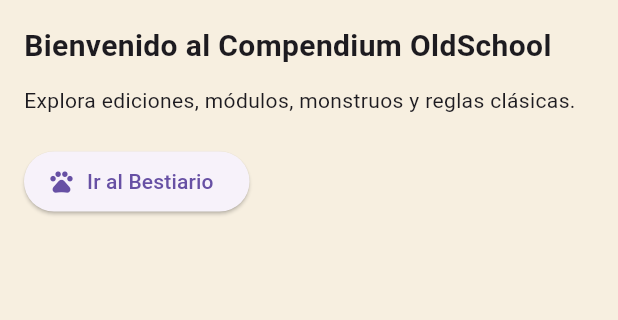
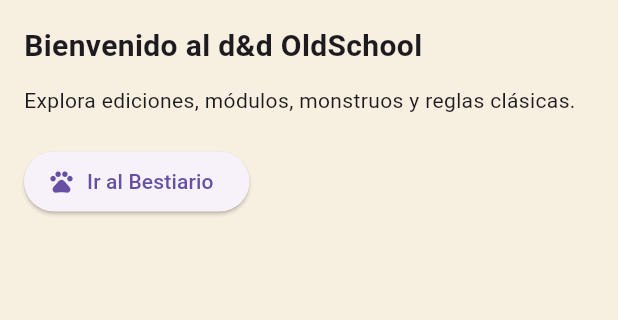
Before and after one commit to ChaosValravn25/DandD_OldSchool, a Flutter app: the screen it shows after launch, on a phone screen of 412 x 824 dp, the part 84-404 px from its top. Run offline on Flutter 3.47's test engine with Material 3 defaults, Android fonts, the light colour scheme and no system bars.

Commit message:
implementar imágenes de ejemplo y actualización de ventanas

```diff
--- a/dnd_oldschool/lib/app_router.dart
+++ b/dnd_oldschool/lib/app_router.dart
@@ -5,7 +5,7 @@
 import 'pages/monsters_list_page.dart';
 import 'pages/monster_detail_page.dart';
 
-
+// Define las rutas de la aplicación
 class AppRouter {
 static const String splash = '/';
 static const String home = '/home';
@@ -13,7 +13,7 @@
 static const String monsters = '/monsters';
 static const String monsterDetail = '/monster_detail';
 
-
+// Genera las rutas basadas en el nombre
 static Route<dynamic> generateRoute(RouteSettings settings) {
     switch (settings.name) {
       case splash:
@@ -25,7 +25,7 @@
       case monsters:
     return MaterialPageRoute(builder: (_) => const MonstersListPage());
       case monsterDetail:
-    final args = settings.arguments as Map<String, dynamic>?;
+    final args = settings.arguments as Map<String, dynamic>?;// Cast de los argumentos
         return MaterialPageRoute(
         builder: (_) => MonsterDetailPage(id: args?['id'], monsterName: args?['name']),
         );
--- a/dnd_oldschool/lib/main.dart
+++ b/dnd_oldschool/lib/main.dart
@@ -1,7 +1,7 @@
 import 'package:flutter/material.dart';
 import 'app_router.dart';
 
-
+// Punto de entrada principal de la aplicación
 void main() {
 runApp(const MyApp());
 }
@@ -25,7 +25,7 @@ backgroundColor: Colors.brown,
 ),
 ),
 initialRoute: AppRouter.splash,
-onGenerateRoute: AppRouter.generateRoute,
+onGenerateRoute: AppRouter.generateRoute,// Maneja la generación de rutas
 );
 }
 }
--- a/dnd_oldschool/lib/models/monster.dart
+++ b/dnd_oldschool/lib/models/monster.dart
@@ -4,9 +4,9 @@ final String name;
 final String edition;
 final String description;
 final int hp;
+final String imagePath;
 
-
-Monster({required this.id, required this.name, required this.edition, required this.description, required this.hp});
+Monster({required this.id, required this.name, required this.edition, required this.description, required this.hp, required this.imagePath,});
 
 
 // Ejemplo estático para prototipo
@@ -17,6 +17,7 @@ name: 'Giant Rat',
 edition: 'OD&D',
 description: 'Rata gigante, común en mazmorras antiguas. Hostil y voraz.',
 hp: 4,
+ imagePath: 'assets/images/Rat.png',
 ),
 Monster(
 id: 'm2',
@@ -24,6 +25,7 @@ name: 'Skeleton',
 edition: 'AD&D 1e',
 description: 'Esqueleto reanimado. Vulnerable a daño contundente.',
 hp: 8,
+imagePath: 'assets/images/Skeleton1e.png',
 ),
 ];
 }
--- a/dnd_oldschool/lib/pages/editions_page.dart
+++ b/dnd_oldschool/lib/pages/editions_page.dart
@@ -1,6 +1,6 @@
 import 'package:flutter/material.dart';
 
-
+// EditionsPage: muestra una lista de ediciones antiguas de D&D
 class EditionsPage extends StatelessWidget {
 const EditionsPage({super.key});
 
--- a/dnd_oldschool/lib/pages/home_page.dart
+++ b/dnd_oldschool/lib/pages/home_page.dart
@@ -1,7 +1,7 @@
 import 'package:flutter/material.dart';
 import '../app_router.dart';
 
-
+// HomePage: pantalla principal con menú de navegación
 class HomePage extends StatelessWidget {
 const HomePage({super.key});
 
@@ -16,21 +16,21 @@ padding: EdgeInsets.zero,
 children: [
 const DrawerHeader(
 decoration: BoxDecoration(color: Colors.brown),
-child: Text('Menú', style: TextStyle(color: Colors.white, fontSize: 20)),
+child: Text('Menú', style: TextStyle(color: Colors.white, fontSize: 20)),// Header del drawer
 ),
 ListTile(
 leading: const Icon(Icons.book),
-title: const Text('Ediciones'),
+title: const Text('Ediciones'),// Navega a la página de ediciones
 onTap: () => Navigator.of(context).pushNamed(AppRouter.editions),
 ),
 ListTile(
 leading: const Icon(Icons.pets),
-title: const Text('Bestiario'),
+title: const Text('Bestiario'),// Navega a la lista de monstruos
 onTap: () => Navigator.of(context).pushNamed(AppRouter.monsters),
 ),
 ListTile(
 leading: const Icon(Icons.rule),
-title: const Text('Reglas antiguas'),
+title: const Text('Reglas antiguas'),// Placeholder para reglas
 onTap: () {},
 ),
 ],
@@ -41,7 +41,7 @@ padding: const EdgeInsets.all(16.0),
 child: Column(
 crossAxisAlignment: CrossAxisAlignment.start,
 children: [
-const Text('Bienvenido al Compendium OldSchool', style: TextStyle(fontSize: 20, fontWeight: FontWeight.bold)),
+const Text('Bienvenido al d&d OldSchool', style: TextStyle(fontSize: 20, fontWeight: FontWeight.bold)),
 const SizedBox(height: 12),
 const Text('Explora ediciones, módulos, monstruos y reglas clásicas.'),
 const SizedBox(height: 20),
--- a/dnd_oldschool/lib/pages/splash_page.dart
+++ b/dnd_oldschool/lib/pages/splash_page.dart
@@ -1,7 +1,7 @@
 import 'package:flutter/material.dart';
 import '../app_router.dart';
 
-
+// SplashPage: pantalla de bienvenida con logo y navegación automática al Home
 class SplashPage extends StatefulWidget {
   const SplashPage({super.key});
 
--- a/dnd_oldschool/lib/widgets/simple_card.dart
+++ b/dnd_oldschool/lib/widgets/simple_card.dart
@@ -1,6 +1,6 @@
 import 'package:flutter/material.dart';
 
-
+// SimpleCard: una tarjeta sencilla con título, subtítulo y acción al tocar
 class SimpleCard extends StatelessWidget {
 final String title;
 final String subtitle;
--- a/dnd_oldschool/pubspec.yaml
+++ b/dnd_oldschool/pubspec.yaml
@@ -60,6 +60,8 @@ flutter:
   # To add assets to your application, add an assets section, like this:
   assets:
     - assets/images/Dungeons-and-Dragons-Logo-2000.png
+    - assets/images/Rat.png
+    - assets/images/Skeleton1e.png
 
 
   # An image asset can refer to one or more resolution-specific "variants", see
```
Also changed, not shown: dnd_oldschool/lib/pages/monster_detail_page.dart (+15 -7 lines), dnd_oldschool/lib/pages/monsters_list_page.dart (+7 -4 lines), dnd_oldschool/assets/images/Rat.png (added), dnd_oldschool/assets/images/Skeleton1e.png (added).
